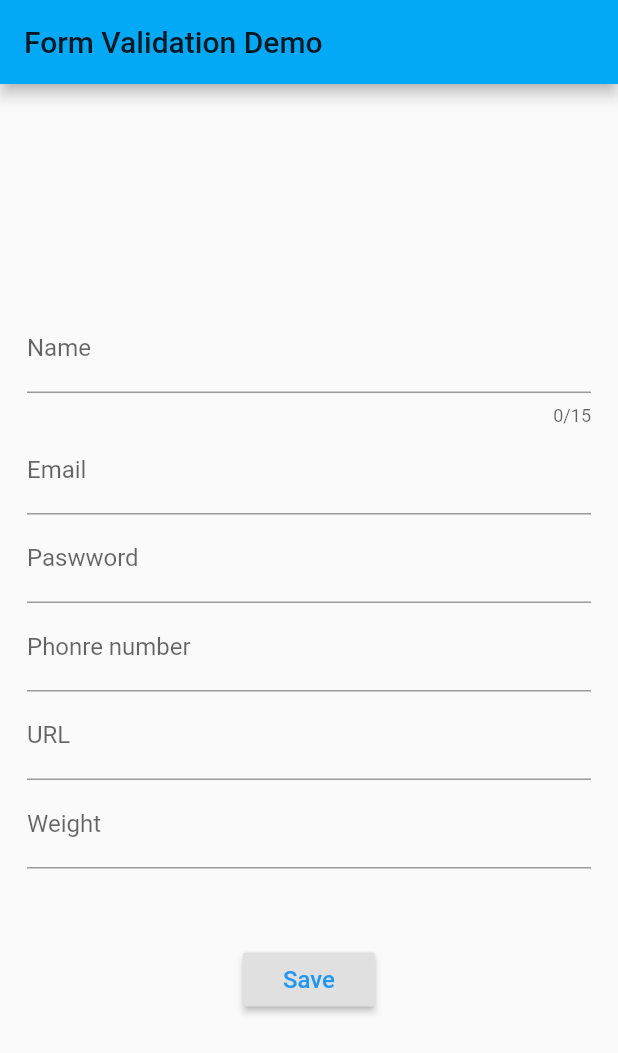
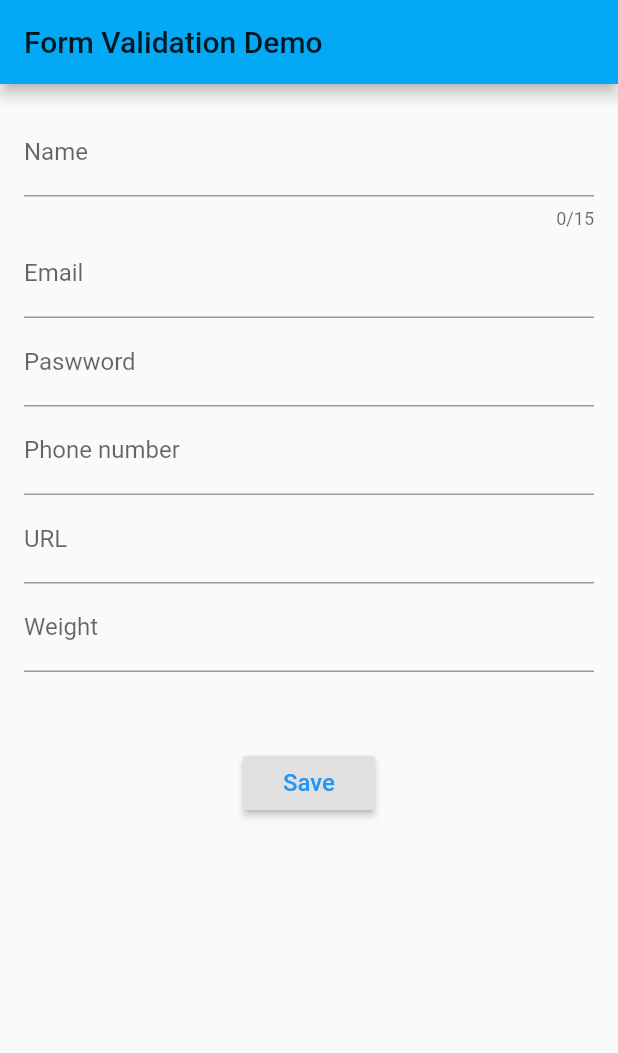
Before and after one commit to Amilcar-Paco/validate_form, a Flutter app: the screen it shows after launch, on a phone screen of 412 x 824 dp. Shown: the top 1053 px of the screen. Run offline on Flutter 3.47's test engine with Material 2 defaults, Android fonts, the phone set to English and light mode, and no system bars.

Commit message:
Validate From

```diff
--- a/lib/form_validate.dart
+++ b/lib/form_validate.dart
@@ -75,7 +75,7 @@ class _FormValidationState extends State<FormValidation> {
     Widget _buildPhone(){
     return TextFormField(
       decoration: InputDecoration(
-        labelText: 'Phonre number'
+        labelText: 'Phone number'
       ),
       keyboardType: TextInputType.phone,
       validator: (String value) {
@@ -132,8 +132,9 @@ class _FormValidationState extends State<FormValidation> {
           appBar: AppBar(
           title: Text("Form Validation Demo")
         ),
-      body: Container(
-        padding: EdgeInsets.all(18),
+        body: SingleChildScrollView(
+                  child: Container(
+            margin: EdgeInsets.all(16),
             child: Form(
               key: _formKey,
               child: Column(
@@ -176,6 +177,7 @@ class _FormValidationState extends State<FormValidation> {
               ),
             ),
           ),
+        ),
     );
   }
 }
```
Lines whose indentation alone changed are shown as unchanged.
